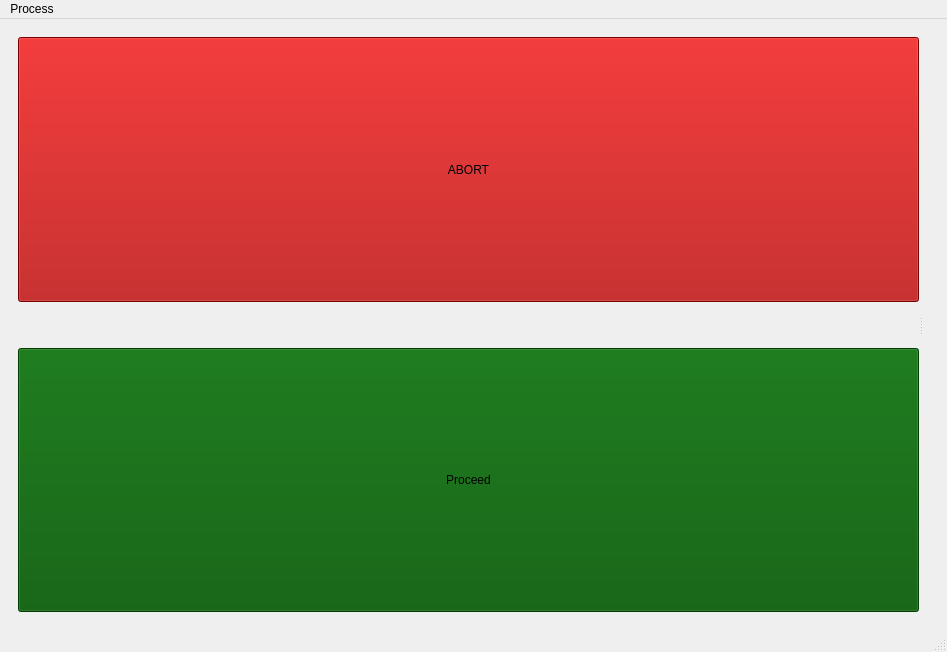
This is src/external/ui/userinterface.ui in vedangnaik/Carina-mirror as Qt 5 draws it before an edit. The edited form follows.
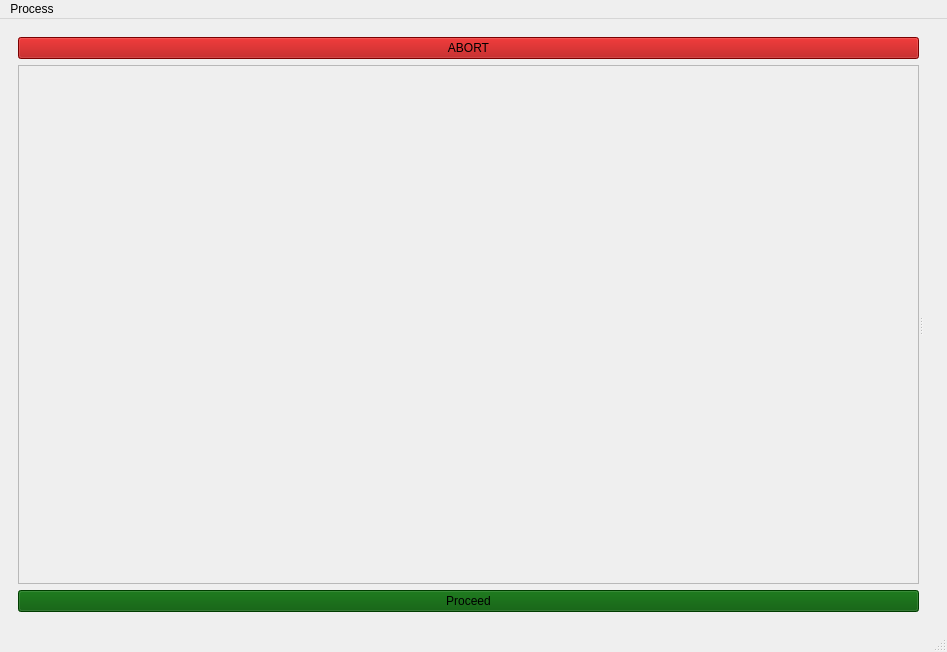
This is the edited form.

Commit message: Implemented process summary display

```diff
--- a/src/external/ui/userinterface.ui
+++ b/src/external/ui/userinterface.ui
@@ -54,20 +54,21 @@
               </widget>
              </item>
              <item>
-              <spacer name="verticalSpacer">
-               <property name="orientation">
-                <enum>Qt::Vertical</enum>
+              <widget class="QScrollArea" name="currentProcessScrollArea">
+               <property name="widgetResizable">
+                <bool>true</bool>
                </property>
-               <property name="sizeType">
-                <enum>QSizePolicy::Minimum</enum>
-               </property>
-               <property name="sizeHint" stdset="0">
-                <size>
-                 <width>20</width>
-                 <height>40</height>
-                </size>
-               </property>
-              </spacer>
+               <widget class="QWidget" name="scrollAreaWidgetContents">
+                <property name="geometry">
+                 <rect>
+                  <x>0</x>
+                  <y>0</y>
+                  <width>887</width>
+                  <height>402</height>
+                 </rect>
+                </property>
+               </widget>
+              </widget>
              </item>
              <item>
               <widget class="QPushButton" name="proceedButton">
```
The commit also changes 7 other files.
